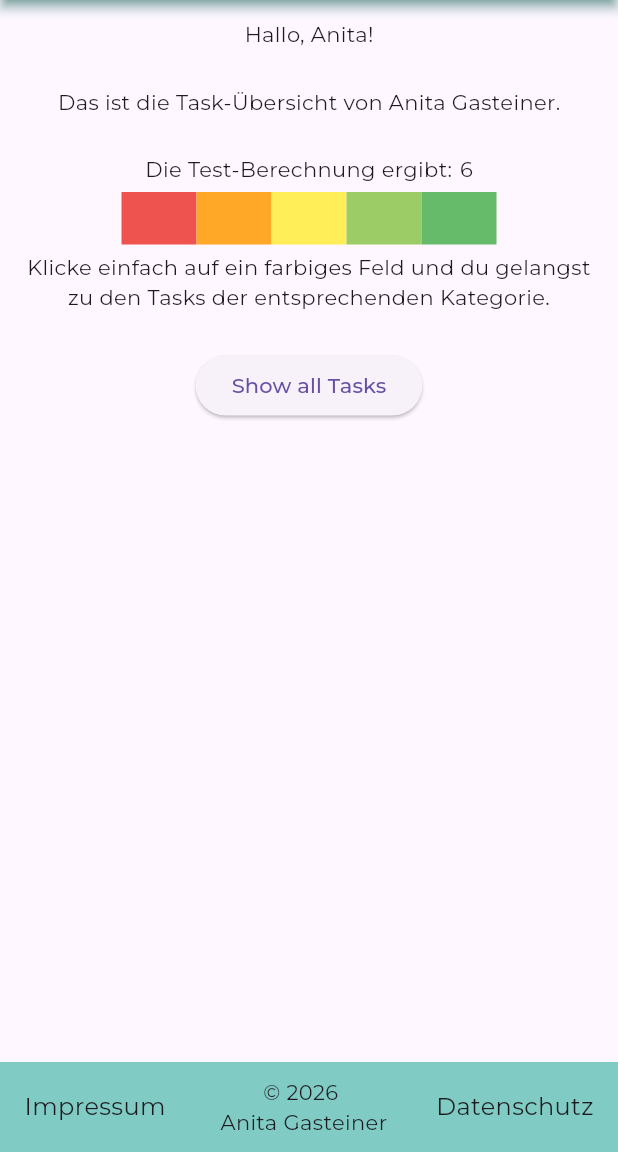
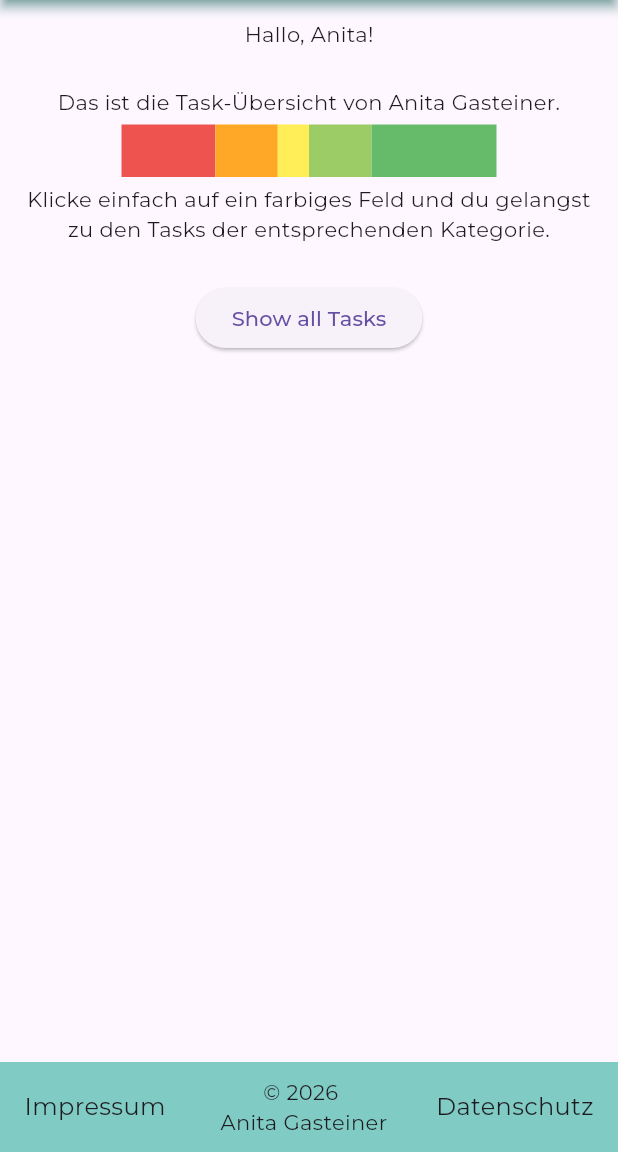
Before and after one commit to anitagasteiner/you-got-this, a Flutter app: the screen it shows after launch, on a phone screen of 412 x 824 dp, the part 84-1236 px from its top. Run offline on Flutter 3.47's test engine with Material 3 defaults, Android fonts, the phone set to English and light mode, and no system bars.

Commit message:
home screen: color box width depending on tasks category count

```diff
--- a/lib/calc.dart
+++ b/lib/calc.dart
@@ -11,13 +11,13 @@ String greet() {
   return 'Hallo, $firstName!';
 }
 
-int calculate(int inputValue) {
-  int result = inputValue * 2;
-  return result;
-}
-
 int countByCategory(String category) {
   return tasks.values
     .where((task) => task.category == category)
     .length;
 }
+
+double getWidth(String category) {
+  int tasksAmount = tasks.values.length;
+  return 250/tasksAmount*countByCategory(category);
+}
--- a/lib/data/tasks_data.dart
+++ b/lib/data/tasks_data.dart
@@ -1,10 +1,16 @@
 import '../models/task_model.dart';
 
 final Map<String, TaskModel> tasks = {
-  'task1': TaskModel(name: 'Bettwäsche wechseln', recurrence: 14, category: 'To Do'),
-  'task2': TaskModel(name: 'Handtücher wechseln', recurrence: 4, category: 'To Do Soon'),
-  'task3': TaskModel(name: 'Zahnbürsten austauschen', recurrence: 60, category: 'Still Fine'),
+  'task1': TaskModel(name: 'Bettwäsche wechseln', recurrence: 14, category: 'Done'),
+  'task2': TaskModel(name: 'Handtücher wechseln', recurrence: 4, category: 'Done'),
+  'task3': TaskModel(name: 'Zahnbürsten austauschen', recurrence: 60, category: 'To Do Soon'),
   'task4': TaskModel(name: 'Fenster putzen', recurrence: 365, category: 'Done Recently'),
   'task5': TaskModel(name: 'Wohnzimmer abstauben', recurrence: 14, category: 'Done'),
   'task6': TaskModel(name: 'Waschmaschinen reinigen', recurrence: 60, category: 'Still Fine'),
+  'task7': TaskModel(name: 'Bettwäsche wechseln', recurrence: 14, category: 'To Do'),
+  'task8': TaskModel(name: 'Handtücher wechseln', recurrence: 4, category: 'To Do'),
+  'task9': TaskModel(name: 'Zahnbürsten austauschen', recurrence: 60, category: 'To Do Soon'),
+  'task10': TaskModel(name: 'Fenster putzen', recurrence: 365, category: 'Done Recently'),
+  'task11': TaskModel(name: 'Wohnzimmer abstauben', recurrence: 14, category: 'Done'),
+  'task12': TaskModel(name: 'Waschmaschinen reinigen', recurrence: 60, category: 'To Do'),
 };
--- a/lib/screens/home_screen.dart
+++ b/lib/screens/home_screen.dart
@@ -20,16 +20,10 @@ class HomeScreen extends StatelessWidget {
             SizedBox(height: 5),
             Text(greet()),
             SizedBox(height: 25),
-            Text('Das ist die Task-Übersicht von ${fullName()}.'),
-            SizedBox(height: 25),
-            Row(
-              mainAxisAlignment: MainAxisAlignment.center,
-              children: [
-                Text('Die Test-Berechnung ergibt:'),
-                SizedBox(width: 5),
-                Text(calculate(3).toString()),
-              ],
-            ),
+            Text(
+              'Das ist die Task-Übersicht von ${fullName()}.',
+              textAlign: TextAlign.center,
+              ),
             SizedBox(height: 5),
             Row(
               mainAxisAlignment: MainAxisAlignment.center,
@@ -43,7 +37,7 @@ class HomeScreen extends StatelessWidget {
                       arguments: 'To Do',
                     );
                   },
-                  // category: 'toDo',
+                  category: 'To Do',
                 ),
                 ColorBoxLink(
                   color: ScaleColors.toDoSoon,
@@ -54,7 +48,7 @@ class HomeScreen extends StatelessWidget {
                       arguments: 'To Do Soon',
                     );
                   },
-                  // category: 'toDoSoon',
+                  category: 'To Do Soon',
                 ),
                 ColorBoxLink(
                   color: ScaleColors.stillFine,
@@ -65,7 +59,7 @@ class HomeScreen extends StatelessWidget {
                       arguments: 'Still Fine',
                     );
                   },
-                  // category: 'stillFine',
+                  category: 'Still Fine',
                 ),
                 ColorBoxLink(
                   color: ScaleColors.doneRecently,
@@ -76,7 +70,7 @@ class HomeScreen extends StatelessWidget {
                       arguments: 'Done Recently',
                     );
                   },
-                  // category: 'doneRecently',
+                  category: 'Done Recently',
                 ),
                 ColorBoxLink(
                   color: ScaleColors.done,
@@ -87,7 +81,7 @@ class HomeScreen extends StatelessWidget {
                       arguments: 'Done',
                     );
                   },
-                  // category: 'done',
+                  category: 'Done',
                 ),
               ],
             ),
--- a/lib/widgets/color_box_link_widget.dart
+++ b/lib/widgets/color_box_link_widget.dart
@@ -1,15 +1,16 @@
 import 'package:flutter/material.dart';
+import '../calc.dart';
 
 class ColorBoxLink extends StatelessWidget {
   final Color color;
   final VoidCallback onTap;
-  // final String category;
+  final String category;
 
   const ColorBoxLink({
     super.key,
     required this.color,
     required this.onTap,
-    // required this.category,
+    required this.category,
   });
 
   @override
@@ -19,7 +20,7 @@ class ColorBoxLink extends StatelessWidget {
       child: InkWell(
         onTap: onTap,
         child: SizedBox(
-          width: 50,
+          width: getWidth(category),
           height: 35,
         ),
       ),
```
